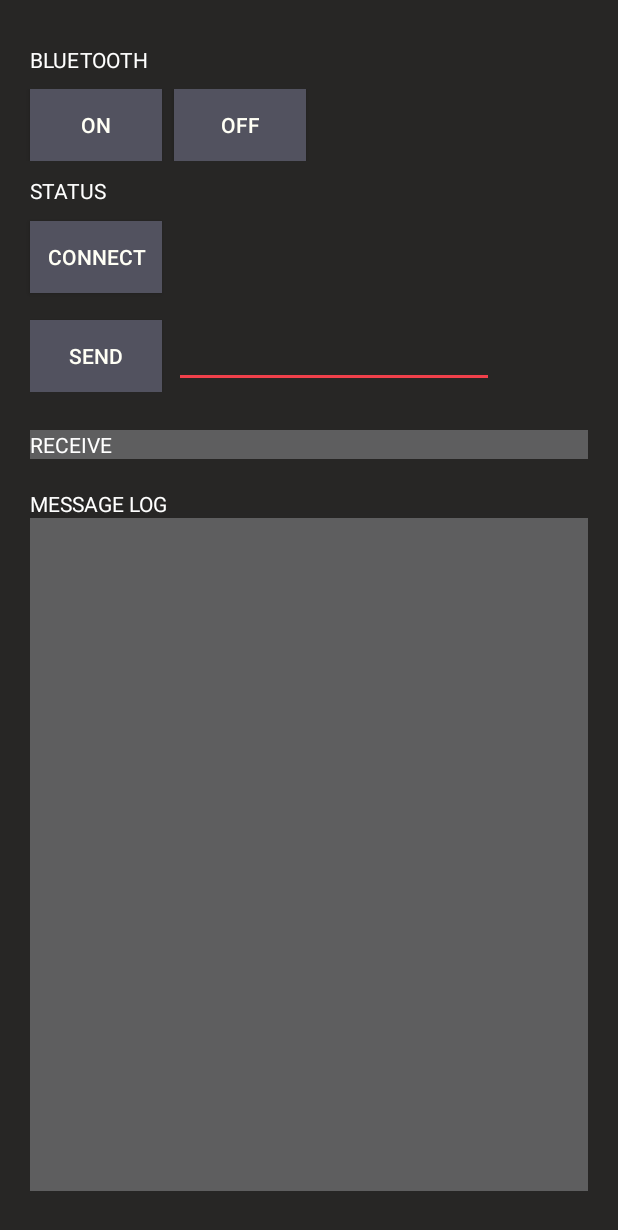
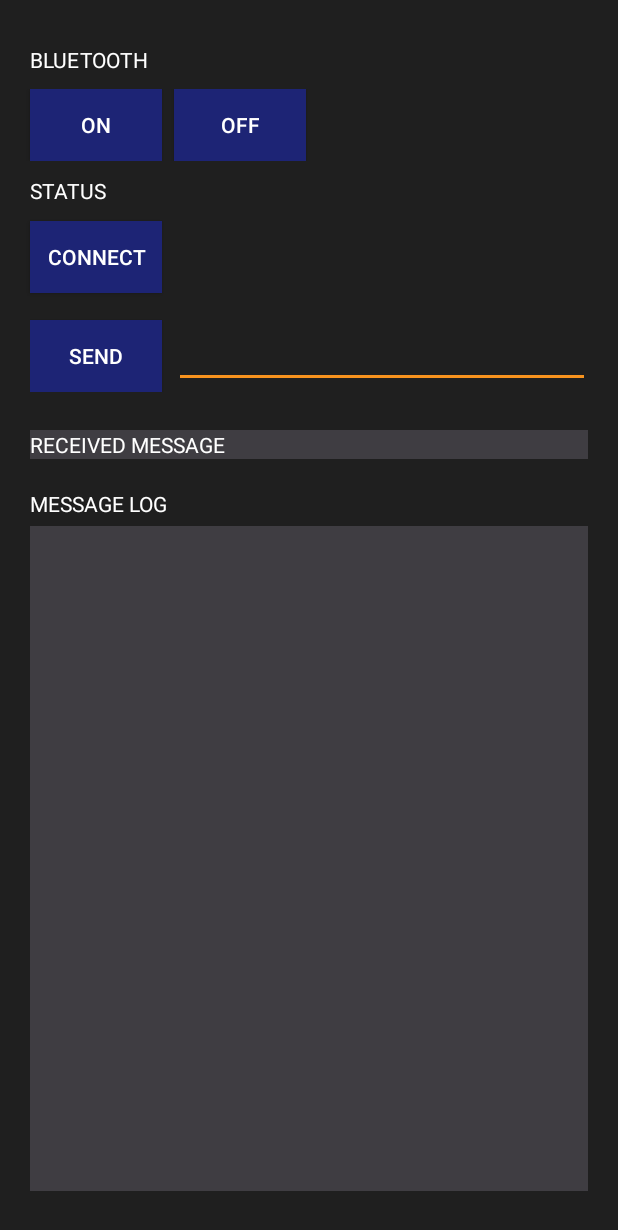
Before and after one commit to hy-kiera/MorseCodeCommunicator, an Android app: the screen it shows after launch (MainActivity), on a phone screen of 412 x 824 dp. Shown: the top 1230 px of the screen. Run offline under Robolectric (Android 15) with nearby library versions, the phone set to English and light mode, and no system bars.

Commit message:
MainActivity color is changed

```diff
--- a/MorseCoderCommunicator/app/src/main/AndroidManifest.xml
+++ b/MorseCoderCommunicator/app/src/main/AndroidManifest.xml
@@ -9,7 +9,7 @@
         android:allowBackup="true"
         android:icon="@mipmap/ic_launcher"
         android:label="@string/app_name"
-        android:roundIcon="@mipmap/ic_launcher_round"
+        android:roundIcon="@drawable/app_icon"
         android:supportsRtl="true"
         android:theme="@style/AppTheme">
 
--- a/MorseCoderCommunicator/app/src/main/java/com/example/kiera/morsecodercommunicator/SplashActivity.java
+++ b/MorseCoderCommunicator/app/src/main/java/com/example/kiera/morsecodercommunicator/SplashActivity.java
@@ -10,7 +10,7 @@ public class SplashActivity extends Activity {
         super.onCreate(savedInstanceState);
 
         try{
-            Thread.sleep(1000);
+            Thread.sleep(2000);
         } catch (InterruptedException e){
             e.printStackTrace();
         }
--- a/MorseCoderCommunicator/app/src/main/res/layout/activity_main.xml
+++ b/MorseCoderCommunicator/app/src/main/res/layout/activity_main.xml
@@ -102,7 +102,7 @@
                 android:layout_marginStart="8dp"
                 android:layout_marginLeft="8dp"
                 android:layout_marginTop="10dp"
-                android:ems="10"
+                android:ems="13"
                 android:backgroundTint="@color/editTextLine"
                 android:textColor="@color/textColor"
                 android:inputType="textPersonName"
@@ -118,9 +118,9 @@
             android:layout_marginTop="25dp"
             android:layout_marginLeft="20dp"
             android:layout_marginRight="20dp"
-            android:text="RECEIVE"
+            android:text="RECEIVED MESSAGE"
             android:background="@color/textview"
-            android:textColor="@color/textColor"
+            android:textColor="@color/receiveText"
             app:layout_constraintStart_toStartOf="@+id/btnSendData"
             app:layout_constraintTop_toBottomOf="@+id/btnSendData" />
 
@@ -135,7 +135,8 @@
                 android:text="MESSAGE LOG"
                 android:textColor="@color/textColor"
                 android:layout_marginLeft="20dp"
-                android:layout_marginTop="20dp"/>
+                android:layout_marginTop="20dp"
+                android:layout_marginBottom="5dp"/>
 
             <TextView
                 android:id="@+id/tvLogData"
--- a/MorseCoderCommunicator/app/src/main/res/values/colors.xml
+++ b/MorseCoderCommunicator/app/src/main/res/values/colors.xml
@@ -1,12 +1,13 @@
 <?xml version="1.0" encoding="utf-8"?>
 <resources>
-    <color name="colorPrimary">#3F51B5</color>
-    <color name="colorPrimaryDark">#303F9F</color>
-    <color name="colorAccent">#FF4081</color>
-    <color name="mainbg">#272625</color>
-    <color name="btncolor">#52525F</color>
-    <color name="textview">#5E5E5F</color>
+    <color name="colorPrimary">#1D2475</color>
+    <color name="colorPrimaryDark">#1D2475</color>
+    <color name="colorAccent">#F8F8F8</color>
+    <color name="mainbg">#1F1F1F</color>
+    <color name="btncolor">#1D2475</color>
+    <color name="textview">#3F3D42</color>
     <color name="textColor">#FFFFFF</color>
-    <color name="btnTextColor">#FFFFF5</color>
-    <color name="editTextLine">#F1404B</color>
+    <color name="btnTextColor">#FFFFFF</color>
+    <color name="editTextLine">#F7931E</color>
+    <color name="receiveText">#FFFFFF</color>
 </resources>
--- a/MorseCoderCommunicator/app/src/main/res/values/strings.xml
+++ b/MorseCoderCommunicator/app/src/main/res/values/strings.xml
@@ -1,3 +1,3 @@
 <resources>
-    <string name="app_name">MorseCoderCommunicator</string>
+    <string name="app_name">MorseChat</string>
 </resources>
```
Also changed, not shown: MorseCoderCommunicator/app/src/main/res/drawable/app_icon.png (added).
